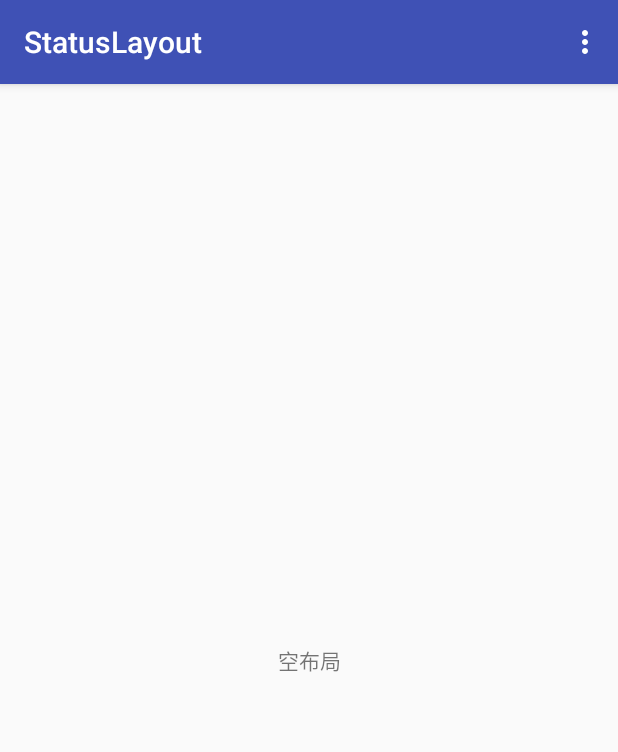
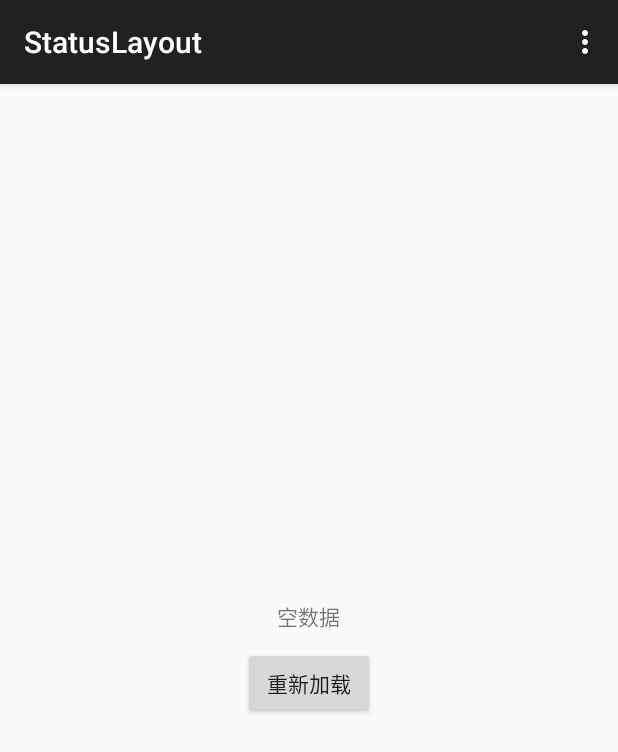
Before and after one commit to GeekBugs/StatusLayout, an Android app: the screen it shows after launch (MainActivity), in the options menu, after a tap on "空布局", on a phone screen of 412 x 824 dp. Shown: the top 752 px of the screen. Run offline under Robolectric (Android 15) with nearby library versions, the phone set to English and light mode, and no system bars.

Commit message:
初步完成切换布局功能

```diff
--- a/app/src/main/java/com/f1reking/statuslayout/MainActivity.kt
+++ b/app/src/main/java/com/f1reking/statuslayout/MainActivity.kt
@@ -1,12 +1,9 @@
 package com.f1reking.statuslayout
 
+import android.os.Bundle
 import android.support.v7.app.AppCompatActivity
-import android.os.Bundle
-import android.view.ContextMenu
-import android.view.ContextMenu.ContextMenuInfo
 import android.view.Menu
 import android.view.MenuItem
-import android.view.View
 import com.f1reking.statuslayout.library.StatusLayout
 import kotlinx.android.synthetic.main.activity_main.tv_content
 
--- a/app/src/main/res/layout/activity_main.xml
+++ b/app/src/main/res/layout/activity_main.xml
@@ -1,22 +1,21 @@
 <?xml version="1.0" encoding="utf-8"?>
-<android.support.constraint.ConstraintLayout
+<LinearLayout
     xmlns:android="http://schemas.android.com/apk/res/android"
     xmlns:app="http://schemas.android.com/apk/res-auto"
     xmlns:tools="http://schemas.android.com/tools"
     android:layout_width="match_parent"
     android:layout_height="match_parent"
+    android:orientation="vertical"
     tools:context="com.f1reking.statuslayout.MainActivity"
+    android:gravity="center"
     >
 
     <TextView
         android:id="@+id/tv_content"
-        android:layout_width="wrap_content"
-        android:layout_height="wrap_content"
+        android:layout_width="match_parent"
+        android:layout_height="match_parent"
         android:text="内容页面"
-        app:layout_constraintBottom_toBottomOf="parent"
-        app:layout_constraintLeft_toLeftOf="parent"
-        app:layout_constraintRight_toRightOf="parent"
-        app:layout_constraintTop_toTopOf="parent"
+        android:gravity="center"
         />
 
-</android.support.constraint.ConstraintLayout>
+</LinearLayout>
--- a/app/src/main/res/values/colors.xml
+++ b/app/src/main/res/values/colors.xml
@@ -1,6 +1,11 @@
 <?xml version="1.0" encoding="utf-8"?>
 <resources>
-    <color name="colorPrimary">#3F51B5</color>
-    <color name="colorPrimaryDark">#303F9F</color>
-    <color name="colorAccent">#FF4081</color>
+    <!--<color name="colorPrimary">#3F51B5</color>-->
+    <!--<color name="colorPrimaryDark">#303F9F</color>-->
+    <!--<color name="colorAccent">#FF4081</color>-->
+
+    <color name="colorPrimary">#212121</color>
+    <color name="colorPrimaryDark">#000000</color>
+    <color name="colorAccent">#455A64</color>
+
 </resources>
--- a/library/src/main/java/com/f1reking/statuslayout/library/StatusLayoutHelper.kt
+++ b/library/src/main/java/com/f1reking/statuslayout/library/StatusLayoutHelper.kt
@@ -3,8 +3,6 @@ package com.f1reking.statuslayout.library
 import android.view.View
 import android.view.ViewGroup
 import android.view.ViewGroup.LayoutParams
-
-
 
 /**
  * @author: F1ReKing
@@ -37,8 +35,7 @@ class StatusLayoutHelper {
         val count = parentLayout?.childCount
 
         for (index in 0 until count!!) {
-            if (contentLayout === parentLayout?.getChildAt(
-                    index)) { // 获取 contentLayout 在 parentLayout 中的位置
+            if (contentLayout === parentLayout?.getChildAt(index)) {
                 this.viewIndex = index
                 break
             }
@@ -46,7 +43,7 @@ class StatusLayoutHelper {
         this.currentLayout = this.contentLayout
     }
 
-    fun showStatusLayout(view: View): Boolean {
+    fun showStatusLayout(view: View?): Boolean {
         if (null == view) {
             return false
         }
--- a/library/src/main/res/layout/layout_empty.xml
+++ b/library/src/main/res/layout/layout_empty.xml
@@ -1,12 +1,24 @@
 <?xml version="1.0" encoding="utf-8"?>
 <LinearLayout xmlns:android="http://schemas.android.com/apk/res/android"
+    android:layout_width="match_parent"
+    android:layout_height="match_parent"
+    android:gravity="center"
     android:orientation="vertical"
-    android:layout_width="match_parent"
-    android:layout_height="match_parent">
+    >
 
     <TextView
-        android:layout_width="match_parent"
-        android:layout_height="match_parent"
-        android:text="空布局"
+        android:id="@+id/tv_empty"
+        android:layout_width="wrap_content"
+        android:layout_height="wrap_content"
+        android:text="空数据"
         />
+
+    <Button
+        android:id="@+id/btn_refresh"
+        android:layout_width="wrap_content"
+        android:layout_height="wrap_content"
+        android:layout_marginTop="10dp"
+        android:text="重新加载"
+        />
+
 </LinearLayout>
```
Also changed, not shown: library/src/main/res/layout/layout_error.xml (+13 -3 lines), library/src/main/res/layout/layout_loading.xml (+8 -1 lines).
